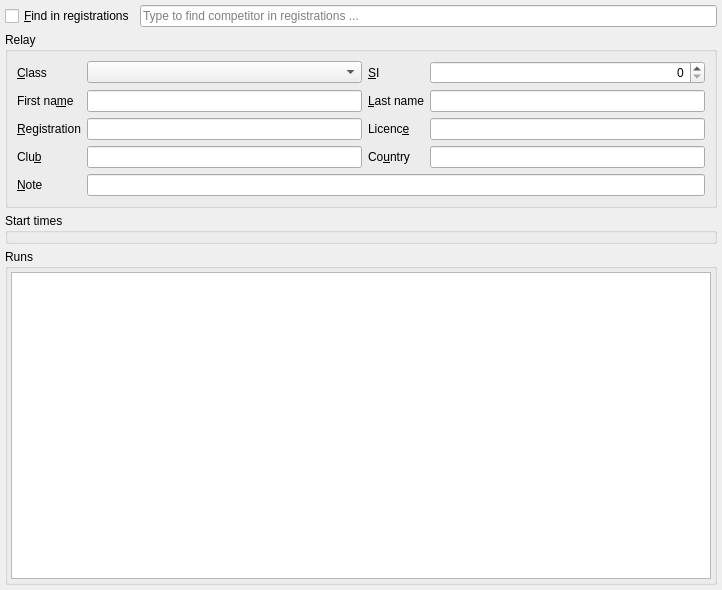
Above: quickevent/app/plugins/qml/Relays/src/relaywidget.ui from Quick-Event/quickbox before the change. Below: the same form after it.
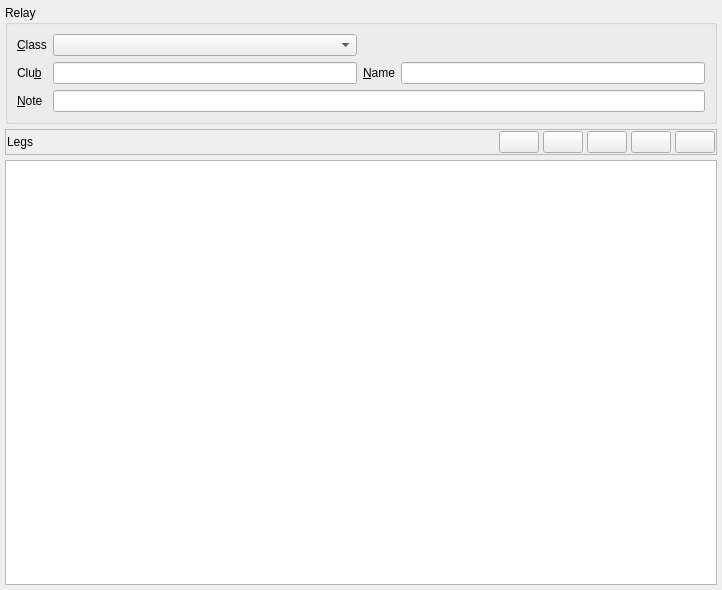
That is the form after the change. Icons and pictures are not drawn. Custom widgets are drawn as their Qt base class.

```diff
--- a/quickevent/app/plugins/qml/Relays/src/relaywidget.ui
+++ b/quickevent/app/plugins/qml/Relays/src/relaywidget.ui
@@ -29,33 +29,26 @@
    <property name="bottomMargin">
     <number>5</number>
    </property>
-   <item>
-    <layout class="QHBoxLayout" name="horizontalLayout">
-     <item>
-      <widget class="QCheckBox" name="chkFind">
-       <property name="text">
-        <string>&amp;Find in registrations</string>
-       </property>
-      </widget>
-     </item>
-     <item>
-      <widget class="FindRegistrationEdit" name="edFind">
-       <property name="placeholderText">
-        <string>Type to find competitor in registrations ...</string>
-       </property>
-       <property name="clearButtonEnabled">
-        <bool>true</bool>
-       </property>
-      </widget>
-     </item>
-    </layout>
-   </item>
    <item>
     <widget class="QGroupBox" name="groupBox_2">
      <property name="title">
       <string>Relay</string>
      </property>
      <layout class="QGridLayout" name="gridLayout_2">
+      <item row="2" column="5">
+       <widget class="qf::qmlwidgets::LineEdit" name="lineEdit_6">
+        <property name="dataId" stdset="0">
+         <string notr="true">relays.club</string>
+        </property>
+       </widget>
+      </item>
+      <item row="1" column="3">
+       <widget class="qf::qmlwidgets::ForeignKeyComboBox" name="cbxClass">
+        <property name="dataId" stdset="0">
+         <string notr="true">relays.classId</string>
+        </property>
+       </widget>
+      </item>
       <item row="1" column="1">
        <widget class="QLabel" name="label">
         <property name="text">
@@ -66,129 +59,21 @@
         </property>
        </widget>
       </item>
-      <item row="1" column="2">
-       <widget class="qf::qmlwidgets::ForeignKeyComboBox" name="cbxClass">
-        <property name="dataId" stdset="0">
-         <string notr="true">competitors.classId</string>
-        </property>
-       </widget>
-      </item>
-      <item row="1" column="3">
-       <widget class="QLabel" name="label_2">
-        <property name="text">
-         <string>&amp;SI</string>
-        </property>
-        <property name="buddy">
-         <cstring>spinBox</cstring>
-        </property>
-       </widget>
-      </item>
-      <item row="1" column="4">
-       <widget class="quickevent::si::SiIdEdit" name="spinBox">
-        <property name="alignment">
-         <set>Qt::AlignRight|Qt::AlignTrailing|Qt::AlignVCenter</set>
-        </property>
-        <property name="dataId" stdset="0">
-         <string notr="true">competitors.siId</string>
-        </property>
-       </widget>
-      </item>
-      <item row="2" column="1">
-       <widget class="QLabel" name="label_3">
-        <property name="text">
-         <string>First na&amp;me</string>
-        </property>
-        <property name="buddy">
-         <cstring>lineEdit_2</cstring>
-        </property>
-       </widget>
-      </item>
-      <item row="2" column="2">
-       <widget class="qf::qmlwidgets::LineEdit" name="lineEdit_2">
-        <property name="dataId" stdset="0">
-         <string notr="true">competitors.firstName</string>
-        </property>
-       </widget>
-      </item>
       <item row="2" column="3">
-       <widget class="QLabel" name="label_4">
-        <property name="text">
-         <string>&amp;Last name</string>
-        </property>
-        <property name="buddy">
-         <cstring>lineEdit_3</cstring>
+       <widget class="qf::qmlwidgets::LineEdit" name="lineEdit_2">
+        <property name="dataId" stdset="0">
+         <string notr="true">relays.name</string>
         </property>
        </widget>
       </item>
-      <item row="2" column="4">
-       <widget class="qf::qmlwidgets::LineEdit" name="lineEdit_3">
+      <item row="3" column="3" colspan="3">
+       <widget class="qf::qmlwidgets::LineEdit" name="lineEdit_8">
         <property name="dataId" stdset="0">
          <string notr="true">competitors.lastName</string>
         </property>
        </widget>
       </item>
       <item row="3" column="1">
-       <widget class="QLabel" name="label_6">
-        <property name="text">
-         <string>&amp;Registration</string>
-        </property>
-        <property name="buddy">
-         <cstring>lineEdit_4</cstring>
-        </property>
-       </widget>
-      </item>
-      <item row="3" column="3">
-       <widget class="QLabel" name="label_5">
-        <property name="text">
-         <string>Licenc&amp;e</string>
-        </property>
-        <property name="buddy">
-         <cstring>lineEdit_5</cstring>
-        </property>
-       </widget>
-      </item>
-      <item row="3" column="4">
-       <widget class="qf::qmlwidgets::LineEdit" name="lineEdit_5">
-        <property name="dataId" stdset="0">
-         <string notr="true">competitors.licence</string>
-        </property>
-       </widget>
-      </item>
-      <item row="4" column="1">
-       <widget class="QLabel" name="label_7">
-        <property name="text">
-         <string>Clu&amp;b</string>
-        </property>
-        <property name="buddy">
-         <cstring>lineEdit_6</cstring>
-        </property>
-       </widget>
-      </item>
-      <item row="4" column="2">
-       <widget class="qf::qmlwidgets::LineEdit" name="lineEdit_6">
-        <property name="dataId" stdset="0">
-         <string notr="true">competitors.club</string>
-        </property>
-       </widget>
-      </item>
-      <item row="4" column="3">
-       <widget class="QLabel" name="label_8">
-        <property name="text">
-         <string>Co&amp;untry</string>
-        </property>
-        <property name="buddy">
-         <cstring>lineEdit_7</cstring>
-        </property>
-       </widget>
-      </item>
-      <item row="4" column="4">
-       <widget class="qf::qmlwidgets::LineEdit" name="lineEdit_7">
-        <property name="dataId" stdset="0">
-         <string notr="true">competitors.country</string>
-        </property>
-       </widget>
-      </item>
-      <item row="5" column="1">
        <widget class="QLabel" name="label_9">
         <property name="text">
          <string>&amp;Note</string>
@@ -198,17 +83,23 @@
         </property>
        </widget>
       </item>
-      <item row="5" column="2" colspan="3">
-       <widget class="qf::qmlwidgets::LineEdit" name="lineEdit_8">
-        <property name="dataId" stdset="0">
-         <string notr="true">competitors.note</string>
+      <item row="2" column="4">
+       <widget class="QLabel" name="label_3">
+        <property name="text">
+         <string>&amp;Name</string>
+        </property>
+        <property name="buddy">
+         <cstring>lineEdit_2</cstring>
         </property>
        </widget>
       </item>
-      <item row="3" column="2">
-       <widget class="qf::qmlwidgets::LineEdit" name="lineEdit_4">
-        <property name="dataId" stdset="0">
-         <string notr="true">competitors.registration</string>
+      <item row="2" column="1">
+       <widget class="QLabel" name="label_7">
+        <property name="text">
+         <string>Clu&amp;b</string>
+        </property>
+        <property name="buddy">
+         <cstring>lineEdit_6</cstring>
         </property>
        </widget>
       </item>
@@ -216,45 +107,125 @@
     </widget>
    </item>
    <item>
-    <widget class="QGroupBox" name="grpStartTimes">
-     <property name="title">
-      <string>Start times</string>
+    <widget class="QFrame" name="frame">
+     <property name="frameShape">
+      <enum>QFrame::StyledPanel</enum>
      </property>
-    </widget>
-   </item>
-   <item>
-    <widget class="QGroupBox" name="groupBox">
-     <property name="sizePolicy">
-      <sizepolicy hsizetype="Preferred" vsizetype="Expanding">
-       <horstretch>0</horstretch>
-       <verstretch>0</verstretch>
-      </sizepolicy>
+     <property name="frameShadow">
+      <enum>QFrame::Raised</enum>
      </property>
-     <property name="title">
-      <string>Runs</string>
-     </property>
-     <layout class="QVBoxLayout" name="verticalLayout">
+     <layout class="QHBoxLayout" name="horizontalLayout">
       <property name="spacing">
-       <number>3</number>
+       <number>4</number>
       </property>
       <property name="leftMargin">
-       <number>3</number>
+       <number>1</number>
       </property>
       <property name="topMargin">
-       <number>3</number>
+       <number>1</number>
       </property>
       <property name="rightMargin">
-       <number>3</number>
+       <number>1</number>
       </property>
       <property name="bottomMargin">
-       <number>3</number>
+       <number>1</number>
       </property>
       <item>
-       <widget class="qf::qmlwidgets::TableView" name="tblRuns"/>
+       <widget class="QLabel" name="label_2">
+        <property name="text">
+         <string>Legs</string>
+        </property>
+       </widget>
+      </item>
+      <item>
+       <spacer name="horizontalSpacer">
+        <property name="orientation">
+         <enum>Qt::Horizontal</enum>
+        </property>
+        <property name="sizeHint" stdset="0">
+         <size>
+          <width>40</width>
+          <height>20</height>
+         </size>
+        </property>
+       </spacer>
+      </item>
+      <item>
+       <widget class="QPushButton" name="btAddLeg">
+        <property name="toolTip">
+         <string>Add leg</string>
+        </property>
+        <property name="icon">
+         <iconset resource="../../../../../../libqf/libqfqmlwidgets/images/flat/flat.qrc">
+          <normaloff>:/qf/qmlwidgets/images/flat/insert-row.svg</normaloff>:/qf/qmlwidgets/images/flat/insert-row.svg</iconset>
+        </property>
+        <property name="shortcut">
+         <string>Ctrl+Ins</string>
+        </property>
+       </widget>
+      </item>
+      <item>
+       <widget class="QPushButton" name="btRemoveLeg">
+        <property name="toolTip">
+         <string>Remove leg</string>
+        </property>
+        <property name="icon">
+         <iconset resource="../../../../../../libqf/libqfqmlwidgets/images/flat/flat.qrc">
+          <normaloff>:/qf/qmlwidgets/images/flat/delete-row.svg</normaloff>:/qf/qmlwidgets/images/flat/delete-row.svg</iconset>
+        </property>
+        <property name="shortcut">
+         <string>Ctrl+Del</string>
+        </property>
+       </widget>
+      </item>
+      <item>
+       <widget class="QPushButton" name="btMoveLegUp">
+        <property name="toolTip">
+         <string>Move leg down</string>
+        </property>
+        <property name="icon">
+         <iconset resource="../../../../../../libqf/libqfqmlwidgets/images/flat/flat.qrc">
+          <normaloff>:/qf/qmlwidgets/images/flat/down.svg</normaloff>:/qf/qmlwidgets/images/flat/down.svg</iconset>
+        </property>
+        <property name="shortcut">
+         <string>Ctrl+U</string>
+        </property>
+       </widget>
+      </item>
+      <item>
+       <widget class="QPushButton" name="btMoveLegDown">
+        <property name="toolTip">
+         <string>Move leg up</string>
+        </property>
+        <property name="icon">
+         <iconset resource="../../../../../../libqf/libqfqmlwidgets/images/flat/flat.qrc">
+          <normaloff>:/qf/qmlwidgets/images/flat/up.svg</normaloff>:/qf/qmlwidgets/images/flat/up.svg</iconset>
+        </property>
+        <property name="shortcut">
+         <string>Ctrl+D</string>
+        </property>
+       </widget>
+      </item>
+      <item>
+       <widget class="QPushButton" name="btReloadLegsTable">
+        <property name="toolTip">
+         <string>Reload</string>
+        </property>
+        <property name="icon">
+         <iconset resource="../../../../../../libqf/libqfqmlwidgets/images/flat/flat.qrc">
+          <normaloff>:/qf/qmlwidgets/images/flat/reload.svg</normaloff>:/qf/qmlwidgets/images/flat/reload.svg</iconset>
+        </property>
+        <property name="shortcut">
+         <string>Ctrl+S, Ctrl+W</string>
+        </property>
+       </widget>
       </item>
      </layout>
     </widget>
    </item>
+   <item>
+    <widget class="qf::qmlwidgets::TableView" name="tblLegs"/>
+   </item>
   </layout>
  </widget>
  <customwidgets>
@@ -273,16 +244,6 @@
    <extends>QComboBox</extends>
    <header location="global">qf/qmlwidgets/combobox.h</header>
   </customwidget>
-  <customwidget>
-   <class>quickevent::si::SiIdEdit</class>
-   <extends>QSpinBox</extends>
-   <header location="global">quickevent/si/siidedit.h</header>
-  </customwidget>
-  <customwidget>
-   <class>FindRegistrationEdit</class>
-   <extends>QLineEdit</extends>
-   <header>src/findregistrationedit.h</header>
-  </customwidget>
  </customwidgets>
  <tabstops>
   <tabstop>cbxClass</tabstop>
```
Left out of the diff: 37 changed lines with no effect on the pictures.
